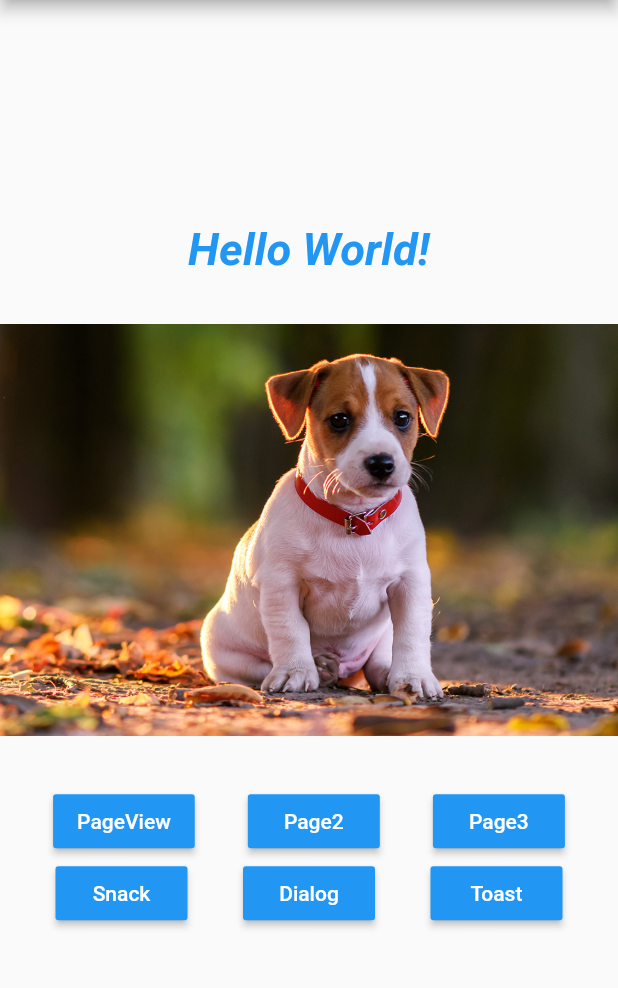
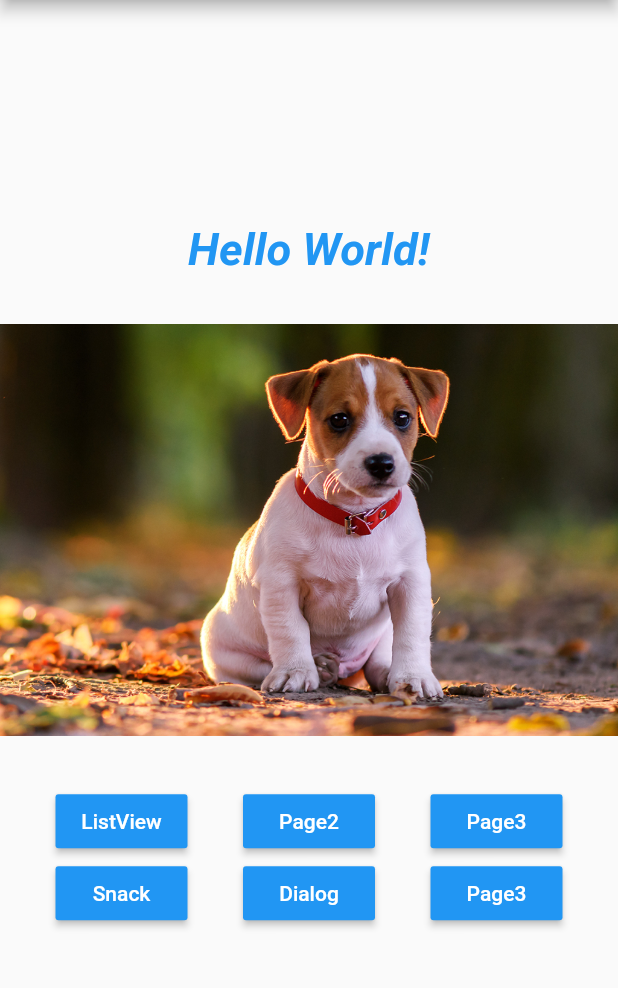
Before and after one commit to pauloboliveira/curso_flutter, a Flutter app: the screen it shows after launch, on a phone screen of 412 x 824 dp, the part 84-1072 px from its top. Run offline on Flutter 3.47's test engine with Material 2 defaults, Android fonts, the phone set to English and light mode, and no system bars.

Commit message:
Criação de componente personalizado; ListView

```diff
--- a/lib/home_page.dart
+++ b/lib/home_page.dart
@@ -1,8 +1,11 @@
 import 'package:flutter/cupertino.dart';
 import 'package:flutter/material.dart';
+import 'package:testeflutter/pages/hello_list_view.dart';
 import 'package:testeflutter/pages/hello_page1.dart';
 import 'package:testeflutter/pages/hello_page2.dart';
 import 'package:testeflutter/pages/hello_page3.dart';
+import 'package:testeflutter/utils/nav.dart';
+import 'package:testeflutter/widgets/blue_button.dart';
 
 class HomePage extends StatelessWidget {
   @override
@@ -46,13 +49,7 @@ class HomePage extends StatelessWidget {
   }
 
   _button(context, text, Function onPressed) {
-    return RaisedButton(
-        color: Colors.blue,
-        child: Text(text,
-            style: TextStyle(
-              color: Colors.white,
-            )),
-        onPressed: onPressed);
+    return BlueButton(text, onPressed);
   }
 
   _pageView() {
@@ -76,17 +73,17 @@ class HomePage extends StatelessWidget {
         Row(
           mainAxisAlignment: MainAxisAlignment.spaceEvenly,
           children: <Widget>[
-            _button(context, "PageView", () => _onClickNavigator(context, HelloPage1())),
-            _button(context, "Page2", () => _onClickNavigator(context, HelloPage2())),
-            _button(context, "Page3", () => _onClickNavigator(context, HelloPage3())),
+            BlueButton("ListView", () => _onClickNavigator(context, HelloListView())),
+            BlueButton("Page2", () => _onClickNavigator(context, HelloPage2())),
+            BlueButton("Page3", () => _onClickNavigator(context, HelloPage3())),
           ],
         ),
         Row(
           mainAxisAlignment: MainAxisAlignment.spaceEvenly,
           children: <Widget>[
-            _button(context, "Snack", _onClickSnack),
-            _button(context, "Dialog", _onClickDialog),
-            _button(context, "Toast", _onClickToast),
+            BlueButton("Snack", () => _onClickSnack()),
+            BlueButton("Dialog", () => _onClickDialog()),
+            BlueButton("Page3", () => _onClickToast()),
           ],
         ),
       ],
@@ -94,9 +91,7 @@ class HomePage extends StatelessWidget {
   }
 
   _onClickNavigator(context, Widget page) {
-    Navigator.push(context, MaterialPageRoute(builder: (BuildContext context) {
-      return page;
-    }));
+    push(context, page);
   }
 
   _onClickSnack() {}
--- /dev/null
+++ b/lib/widgets/blue_button.dart
@@ -0,0 +1,20 @@
+import 'package:flutter/material.dart';
+
+class BlueButton extends StatelessWidget {
+
+  final String text;
+  final Function onPressed;
+
+  BlueButton(this.text, this.onPressed);
+
+  @override
+  Widget build(BuildContext context) {
+    return RaisedButton(
+        color: Colors.blue,
+        child: Text(text,
+            style: TextStyle(
+              color: Colors.white,
+            )),
+        onPressed: onPressed);
+  }
+}
```
Also changed, not shown: lib/pages/hello_list_view.dart (added, +32 -0 lines), lib/utils/nav.dart (added, +7 -0 lines).
